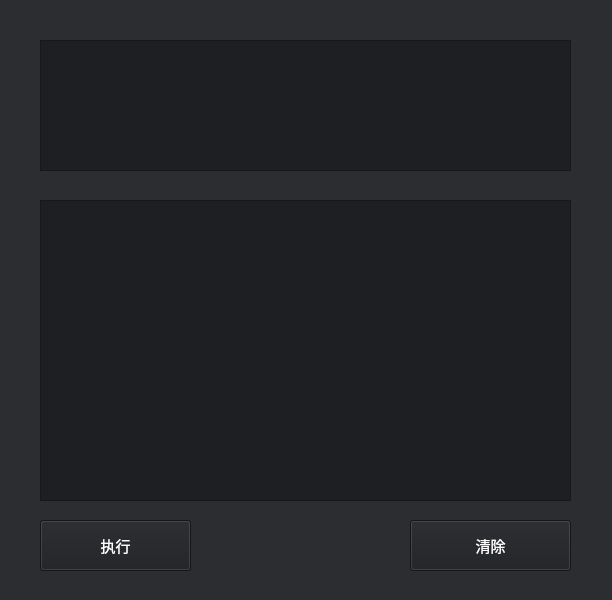
This is widget.ui in veget-bird666/sql-minus as Qt 5 draws it before an edit. The edited form follows.
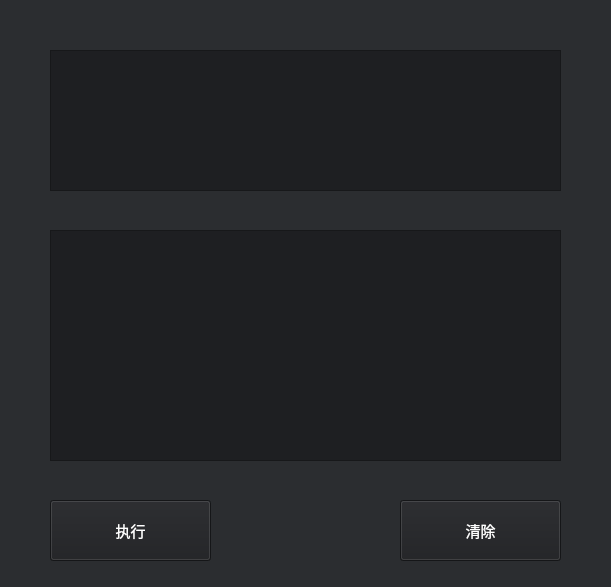
This is the edited form.

Diff of the .ui file:
```diff
--- a/widget.ui
+++ b/widget.ui
@@ -6,43 +6,61 @@
    <rect>
     <x>0</x>
     <y>0</y>
-    <width>612</width>
-    <height>600</height>
+    <width>611</width>
+    <height>587</height>
    </rect>
   </property>
   <property name="windowTitle">
    <string>Widget</string>
   </property>
   <property name="styleSheet">
-   <string notr="true">background-color: rgb(43, 45, 48);
-color:white;</string>
+   <string notr="true">background-color:rgb(43, 45, 48);</string>
   </property>
   <widget class="QTextEdit" name="commandEdit">
    <property name="geometry">
     <rect>
-     <x>40</x>
-     <y>40</y>
-     <width>531</width>
-     <height>131</height>
+     <x>50</x>
+     <y>50</y>
+     <width>511</width>
+     <height>141</height>
     </rect>
    </property>
    <property name="font">
     <font>
-     <pointsize>12</pointsize>
+     <pointsize>11</pointsize>
     </font>
    </property>
    <property name="styleSheet">
-    <string notr="true">background-color: rgb(30, 31, 34);
-color:white;</string>
+    <string notr="true">color:white;
+background-color:rgb(30, 31, 34);</string>
+   </property>
+  </widget>
+  <widget class="QTextEdit" name="informationEdit">
+   <property name="geometry">
+    <rect>
+     <x>50</x>
+     <y>230</y>
+     <width>511</width>
+     <height>231</height>
+    </rect>
+   </property>
+   <property name="font">
+    <font>
+     <pointsize>11</pointsize>
+    </font>
+   </property>
+   <property name="styleSheet">
+    <string notr="true">color:white;
+background-color:rgb(30, 31, 34);</string>
    </property>
   </widget>
   <widget class="QPushButton" name="executeButton">
    <property name="geometry">
     <rect>
-     <x>40</x>
-     <y>520</y>
-     <width>151</width>
-     <height>51</height>
+     <x>50</x>
+     <y>500</y>
+     <width>161</width>
+     <height>61</height>
     </rect>
    </property>
    <property name="font">
@@ -51,8 +69,8 @@
     </font>
    </property>
    <property name="styleSheet">
-    <string notr="true">background-color: rgb(30, 31, 34);
-color:white;</string>
+    <string notr="true">color:white;
+background-color:rgb(30, 31, 34);</string>
    </property>
    <property name="text">
     <string>执行</string>
@@ -61,10 +79,10 @@
   <widget class="QPushButton" name="clearButton">
    <property name="geometry">
     <rect>
-     <x>410</x>
-     <y>520</y>
+     <x>400</x>
+     <y>500</y>
      <width>161</width>
-     <height>51</height>
+     <height>61</height>
     </rect>
    </property>
    <property name="font">
@@ -73,32 +91,13 @@
     </font>
    </property>
    <property name="styleSheet">
-    <string notr="true">background-color: rgb(30, 31, 34);
-color:white;</string>
+    <string notr="true">color:white;
+background-color:rgb(30, 31, 34);</string>
    </property>
    <property name="text">
     <string>清除</string>
    </property>
   </widget>
-  <widget class="QTextEdit" name="informationEdit">
-   <property name="geometry">
-    <rect>
-     <x>40</x>
-     <y>200</y>
-     <width>531</width>
-     <height>301</height>
-    </rect>
-   </property>
-   <property name="font">
-    <font>
-     <pointsize>11</pointsize>
-    </font>
-   </property>
-   <property name="styleSheet">
-    <string notr="true">background-color: rgb(30, 31, 34);
-color:white;</string>
-   </property>
-  </widget>
  </widget>
  <resources/>
  <connections/>
```
